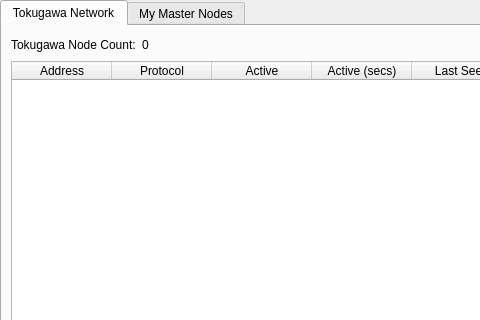
Qt form src/qt/forms/masternodemanager.ui (braveonesgit/Harvestcoin) before a commit; both pictures show x 0 to 480 and y 0 to 320 of the 723 by 457 pixel window.
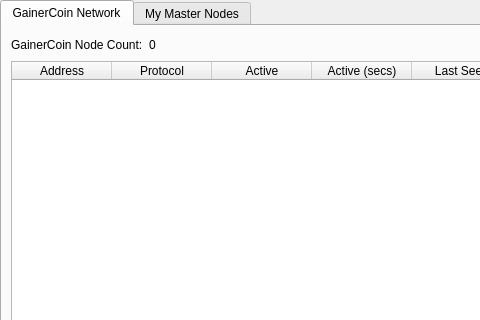
The same form after that commit. The open tabs and pages were chosen to show the change.

Commit message: second commit Tokugawa to gainercoin

```diff
--- a/src/qt/forms/masternodemanager.ui
+++ b/src/qt/forms/masternodemanager.ui
@@ -38,7 +38,7 @@
        </property>
        <widget class="QWidget" name="tab">
         <attribute name="title">
-         <string>Tokugawa Network</string>
+         <string>GainerCoin Network</string>
         </attribute>
         <layout class="QGridLayout" name="gridLayout">
          <item row="1" column="0">
@@ -98,7 +98,7 @@
            <item>
             <widget class="QLabel" name="label_2">
              <property name="text">
-              <string>Tokugawa Node Count:</string>
+              <string>GainerCoin Node Count:</string>
              </property>
             </widget>
            </item>
```
The commit also changes 241 other files.
